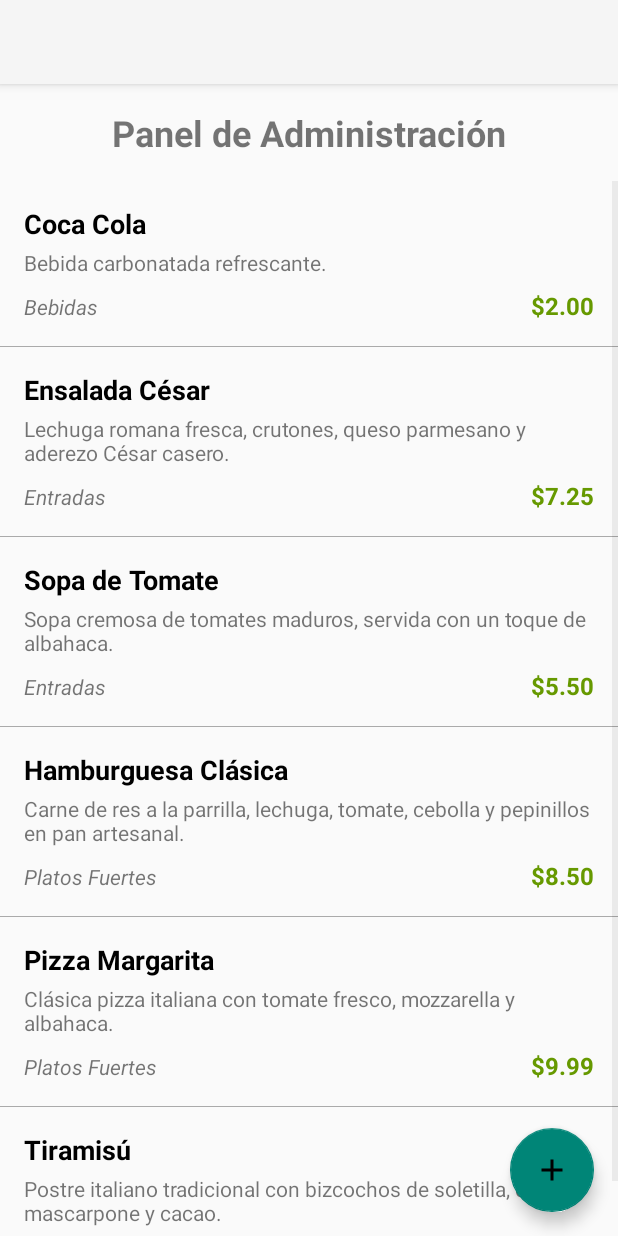
After one commit to IgnacioNavarrete11/SQLite, an Android app: the AdminActivity screen opened directly, with no data from a screen before it, on a phone screen of 412 x 824 dp. The commit adds this screen. Run offline under Robolectric (Android 15) with nearby library versions, the phone set to English and light mode, and no system bars.

Commit message:
Comentarios, admin y mejoras.

```diff
--- a/app/src/main/java/com/example/conexion/data/db/FoodDbHelper.java
+++ b/app/src/main/java/com/example/conexion/data/db/FoodDbHelper.java
@@ -3,6 +3,7 @@ package com.example.conexion.data.db;
 import android.content.ContentValues;
 import android.content.Context;
 import android.database.Cursor;
+import android.database.SQLException;
 import android.database.sqlite.SQLiteDatabase;
 import android.database.sqlite.SQLiteOpenHelper;
 import android.util.Log;
@@ -10,31 +11,49 @@ import android.util.Log;
 import com.example.conexion.data.db.TotalFoodContract.UserEntry;
 import com.example.conexion.data.db.TotalFoodContract.FoodEntry;
 
-public class FoodDbHelper extends SQLiteOpenHelper {
+//DBhelper es como un guardian y administrador de la base de datos, ejecutando los comandos SQL y gestinando los archivos
 
-    public static final int DATABASE_VERSION = 1;
+public class FoodDbHelper extends SQLiteOpenHelper { //hereda una clase de android que ya sabe CURD de SQLite
+
+    public static final int DATABASE_VERSION = 2; // se sube la versión para forzar onUpgrade/recreación
     public static final String DATABASE_NAME = "MenuApp.db";
 
     private static final String TAG = "FoodDbHelper";
 
-    public FoodDbHelper(Context context) {
+    public FoodDbHelper(Context context) { //funciona como constructor de la info necesaria de allí su nombre
         super(context, DATABASE_NAME, null, DATABASE_VERSION);
     }
 
     @Override
     public void onCreate(SQLiteDatabase db) {
+        try {
+            Log.d(TAG, "Creando tablas...");
             db.execSQL(UserEntry.SQL_CREATE_TABLE);
+            Log.d(TAG, "Tabla Users creada.");
             db.execSQL(FoodEntry.SQL_CREATE_TABLE);
+            Log.d(TAG, "Tabla Alimentos creada.");
+
             insertSampleFoodData(db);
+            Log.d(TAG, "Datos de ejemplo para alimentos insertados.");
 
+            // --- NUEVA LLAMADA PARA CREAR EL ADMIN ---
+            createDefaultAdmin(db);
+
+        } catch (SQLException e) {
+            Log.e(TAG, "Error al crear la base de datos o insertar datos iniciales: " + e.getMessage());
         }
-
+    }
 
     @Override
     public void onUpgrade(SQLiteDatabase db, int oldVersion, int newVersion) {
+        Log.w(TAG, "Actualizando base de datos de la versión " + oldVersion + " a " + newVersion + ". Se borrarán los datos antiguos.");
+        try {
             db.execSQL(UserEntry.SQL_DELETE_TABLE);
             db.execSQL(FoodEntry.SQL_DELETE_TABLE);
             onCreate(db);
+        } catch (SQLException e) {
+            Log.e(TAG, "Error al actualizar la base de datos: " + e.getMessage());
+        }
     }
 
     @Override
@@ -42,18 +61,47 @@ public class FoodDbHelper extends SQLiteOpenHelper {
         onUpgrade(db, oldVersion, newVersion);
     }
 
+    private void createDefaultAdmin(SQLiteDatabase db) {
+        ContentValues adminValues = new ContentValues();
+        adminValues.put(UserEntry.COLUMN_NAME_USERNAME, "admin");
+        adminValues.put(UserEntry.COLUMN_NAME_PASSWORD_HASH, "admin123"); // Contraseña para pruebas
+        adminValues.put(UserEntry.COLUMN_NAME_IS_ADMIN, 1); // Marcar como administrador
+        db.insert(UserEntry.TABLE_NAME, null, adminValues);
+        Log.d(TAG, "Usuario administrador por defecto creado.");
+    }
+
+    public boolean isAdmin(String username) {
+        SQLiteDatabase db = this.getReadableDatabase();
+        Cursor cursor = null;
+        try {
+            String query = "SELECT " + UserEntry.COLUMN_NAME_IS_ADMIN + " FROM " +
+                    UserEntry.TABLE_NAME + " WHERE " + UserEntry.COLUMN_NAME_USERNAME + " = ?";
+            cursor = db.rawQuery(query, new String[]{username});
+            if (cursor != null && cursor.moveToFirst()) {
+                int isAdmin = cursor.getInt(cursor.getColumnIndexOrThrow(UserEntry.COLUMN_NAME_IS_ADMIN));
+                return isAdmin == 1;
+            }
+        } catch (Exception e) {
+            Log.e(TAG, "Error en isAdmin: " + e.getMessage());
+        } finally {
+            if (cursor != null) {
+                cursor.close();
+            }
+        }
+        return false;
+    }
+
     public boolean addUser(String username, String password, String email) {
         SQLiteDatabase db = this.getWritableDatabase();
         ContentValues values = new ContentValues();
         values.put(UserEntry.COLUMN_NAME_USERNAME, username);
-
         values.put(UserEntry.COLUMN_NAME_PASSWORD_HASH, password);
         if (email != null && !email.isEmpty()) {
             values.put(UserEntry.COLUMN_NAME_EMAIL, email);
         }
 
         long newRowId = db.insert(UserEntry.TABLE_NAME, null, values);
-        return (newRowId == -1);
+        return newRowId != -1;
     }
 
     public boolean checkUser(String username, String password) {
@@ -62,7 +110,8 @@ public class FoodDbHelper extends SQLiteOpenHelper {
         String selection = UserEntry.COLUMN_NAME_USERNAME + " = ?" + " and " + UserEntry.COLUMN_NAME_PASSWORD_HASH + " = ?";
         String[] selectionArgs = {username, password};
         Cursor cursor = null;
-        try { cursor = db.query(UserEntry.TABLE_NAME, columns, selection, selectionArgs, null, null, null);
+        try {
+            cursor = db.query(UserEntry.TABLE_NAME, columns, selection, selectionArgs, null, null, null);
             int count = cursor.getCount();
             Log.d(TAG, "checkUser: Usuario '" + username + "' encontrado: " + (count > 0));
             return count > 0;
@@ -90,7 +139,6 @@ public class FoodDbHelper extends SQLiteOpenHelper {
         return db.insert(FoodEntry.TABLE_NAME, null, values);
     }
 
-
     public Cursor getAllFoodItems() {
         SQLiteDatabase db = this.getReadableDatabase();
         String[] projection = {
@@ -103,7 +151,6 @@ public class FoodDbHelper extends SQLiteOpenHelper {
         };
         String sortOrder = FoodEntry.COLUMN_NAME_CATEGORIA + " ASC, " + FoodEntry.COLUMN_NAME_NOMBRE + " ASC";
         return db.query(FoodEntry.TABLE_NAME, projection, null, null, null, null, sortOrder);
-
     }
 
     public int updateFoodItem(long id, String nombre, String descripcion, double precio, String categoria, String imagePath) {
@@ -120,11 +167,12 @@ public class FoodDbHelper extends SQLiteOpenHelper {
         String[] selectionArgs = {String.valueOf(id)};
         return db.update(FoodEntry.TABLE_NAME, values, selection, selectionArgs);
     }
+
     public int deleteFoodItem(long id) {
         SQLiteDatabase db = this.getWritableDatabase();
         String selection = FoodEntry._ID + "= ?";
         String [] selectionArgs = {String.valueOf(id)};
-return db.delete(FoodEntry.SQL_CREATE_TABLE, selection, selectionArgs);
+        return db.delete(FoodEntry.TABLE_NAME, selection, selectionArgs);
     }
 
     private void insertSampleFoodData(SQLiteDatabase db) {
@@ -147,6 +195,4 @@ return db.delete(FoodEntry.SQL_CREATE_TABLE, selection, selectionArgs);
         }
         db.insert(FoodEntry.TABLE_NAME, null, values);
     }
-
-
 }
--- a/app/src/main/java/com/example/conexion/ui/FoodCursorAdapter.java
+++ b/app/src/main/java/com/example/conexion/ui/FoodCursorAdapter.java
@@ -1,7 +1,9 @@
+// Ubicación: com.example.conexion.ui/FoodCursorAdapter.java
 package com.example.conexion.ui;
 
 import android.content.Context;
 import android.database.Cursor;
+import android.util.Log;
 import android.view.LayoutInflater;
 import android.view.View;
 import android.view.ViewGroup;
@@ -12,41 +14,93 @@ import com.example.conexion.data.db.TotalFoodContract.FoodEntry;
 import java.text.NumberFormat;
 import java.util.Locale;
 
+/**
+ * La clase FoodCursorAdapter actúa como un intermediario entre los datos
+ * provenientes de un Cursor (resultado de una consulta a la base de datos)
+ * y una ListView que necesita mostrar esos datos de forma visual.
+ * Su función es crear y poblar cada una de las filas de la lista.
+ */
 public class FoodCursorAdapter extends CursorAdapter {
 
+    // --- Variables de la Clase ---
+
+    // Un objeto LayoutInflater es una herramienta estándar de Android para
+    // instanciar un archivo de layout XML en sus correspondientes objetos View.
     private LayoutInflater inflater;
+
+    // Un objeto NumberFormat para dar un formato de moneda a los valores numéricos
+    // del precio, adaptándose a la configuración regional del dispositivo.
     private NumberFormat currencyFormatter;
 
+
+    // --- Constructor ---
+    // Se invoca al crear una instancia de este adaptador desde una Activity.
     public FoodCursorAdapter(Context context, Cursor c) {
+        // Se llama al constructor de la superclase (CursorAdapter).
+        // El parámetro '0' indica que no se usarán flags especiales. La gestión
+        // del ciclo de vida del Cursor se realizará mediante el método changeCursor().
         super(context, c, 0);
-        inflater = LayoutInflater.from(context);
-        currencyFormatter = NumberFormat.getCurrencyInstance(Locale.getDefault());
+
+        // Se inicializa el LayoutInflater a partir del contexto proporcionado.
+        this.inflater = LayoutInflater.from(context);
+
+        // Se inicializa el formateador de moneda. Locale.getDefault() asegura que
+        // el formato (ej. puntos vs. comas, símbolo de moneda) sea el correcto
+        // para el usuario final, según la configuración de su dispositivo.
+        this.currencyFormatter = NumberFormat.getCurrencyInstance(Locale.getDefault());
     }
 
+
+    // --- newView: Creación de la Estructura de una Fila ---
+    // La ListView invoca este método cuando necesita crear una nueva vista de fila.
+    // Esto ocurre para las primeras filas visibles hasta que la pantalla se llena.
+    // Posteriormente, el sistema recicla estas vistas para optimizar el rendimiento.
     @Override
     public View newView(Context context, Cursor cursor, ViewGroup parent) {
+        // Se utiliza el LayoutInflater para crear una nueva jerarquía de vistas a partir
+        // del layout 'activity_item_food.xml'. El resultado es una vista de fila
+        // estructuralmente completa, pero todavía sin datos.
         return inflater.inflate(R.layout.activity_item_food, parent, false);
     }
 
+
+    // --- bindView: Vinculación de Datos a una Fila ---
+    // La ListView invoca este método para poblar una vista de fila (ya sea nueva o reciclada)
+    // con los datos correspondientes a una posición específica del Cursor.
     @Override
     public void bindView(View view, Context context, Cursor cursor) {
+        // PASO 1: Obtener referencias a los componentes de la interfaz de la fila.
+        // Se utiliza 'view.findViewById()' para buscar los TextViews dentro de la
+        // vista de la fila proporcionada.
         TextView textViewName = view.findViewById(R.id.textViewFoodName);
         TextView textViewDescription = view.findViewById(R.id.textViewFoodDescription);
         TextView textViewCategory = view.findViewById(R.id.textViewFoodCategory);
         TextView textViewPrice = view.findViewById(R.id.textViewFoodPrice);
 
         try {
+            // PASO 2: Extraer datos del Cursor.
+            // El objeto Cursor ya está posicionado en la fila correcta. Se extraen los
+            // valores de cada columna usando las constantes definidas en TotalFoodContract
+            // para garantizar la seguridad y evitar errores de tipeo.
             String name = cursor.getString(cursor.getColumnIndexOrThrow(FoodEntry.COLUMN_NAME_NOMBRE));
             String description = cursor.getString(cursor.getColumnIndexOrThrow(FoodEntry.COLUMN_NAME_DESCRIPCION));
             String category = cursor.getString(cursor.getColumnIndexOrThrow(FoodEntry.COLUMN_NAME_CATEGORIA));
             double price = cursor.getDouble(cursor.getColumnIndexOrThrow(FoodEntry.COLUMN_NAME_PRECIO));
 
+            // PASO 3: Asignar los datos a las vistas.
+            // Los datos extraídos se establecen como el contenido de los TextViews.
             textViewName.setText(name);
             textViewDescription.setText(description);
             textViewCategory.setText(category);
+
+            // El precio se formatea como moneda antes de ser mostrado.
             textViewPrice.setText(currencyFormatter.format(price));
+
         } catch (IllegalArgumentException e) {
-            android.util.Log.e("FoodCursorAdapter", "Error al obtener columna: " + e.getMessage());
+            // Este bloque catch maneja una excepción que ocurriría si una columna
+            // solicitada no existiera en el Cursor, indicando un error en la consulta
+            // a la base de datos. Se registra el error para facilitar la depuración.
+            Log.e("FoodCursorAdapter", "Error al obtener columna del cursor: " + e.getMessage());
         }
     }
 }
--- /dev/null
+++ b/app/src/main/res/drawable/baseline_add_24.xml
@@ -0,0 +1,5 @@
+<vector xmlns:android="http://schemas.android.com/apk/res/android" android:height="24dp" android:tint="#000000" android:viewportHeight="24" android:viewportWidth="24" android:width="24dp">
+
+    <path android:fillColor="@android:color/white" android:pathData="M19,13h-6v6h-2v-6H5v-2h6V5h2v6h6v2z"/>
+
+</vector>
--- /dev/null
+++ b/app/src/main/res/layout/activity_admin.xml
@@ -0,0 +1,36 @@
+<?xml version="1.0" encoding="utf-8"?>
+<RelativeLayout xmlns:android="http://schemas.android.com/apk/res/android"
+    xmlns:tools="http://schemas.android.com/tools"
+    android:layout_width="match_parent"
+    android:layout_height="match_parent"
+    tools:context=".ui.AdminActivity">
+
+    <TextView
+        android:id="@+id/textViewAdminTitle"
+        android:layout_width="match_parent"
+        android:layout_height="wrap_content"
+        android:text="Panel de Administración"
+        android:textSize="24sp"
+        android:textStyle="bold"
+        android:gravity="center"
+        android:padding="16dp"/>
+
+    <ListView
+        android:id="@+id/listViewAdminFood"
+        android:layout_width="match_parent"
+        android:layout_height="match_parent"
+        android:layout_below="@id/textViewAdminTitle"
+        android:divider="@android:color/darker_gray"
+        android:dividerHeight="0.5dp"/>
+
+    <com.google.android.material.floatingactionbutton.FloatingActionButton
+        android:id="@+id/fabAddFood"
+        android:layout_width="wrap_content"
+        android:layout_height="wrap_content"
+        android:layout_alignParentEnd="true"
+        android:layout_alignParentBottom="true"
+        android:layout_margin="16dp"
+        android:src="@drawable/baseline_add_24"
+        android:contentDescription="Añadir nuevo plato"/>
+
+</RelativeLayout>
--- a/app/src/main/res/layout/activity_login.xml
+++ b/app/src/main/res/layout/activity_login.xml
@@ -1,6 +1,5 @@
 <?xml version="1.0" encoding="utf-8"?>
 <LinearLayout xmlns:android="http://schemas.android.com/apk/res/android"
-    xmlns:app="http://schemas.android.com/apk/res-auto"
     xmlns:tools="http://schemas.android.com/tools"
     android:layout_width="match_parent"
     android:layout_height="match_parent"
--- a/app/src/main/res/layout/activity_main_menu.xml
+++ b/app/src/main/res/layout/activity_main_menu.xml
@@ -1,6 +1,5 @@
 <?xml version="1.0" encoding="utf-8"?>
 <LinearLayout xmlns:android="http://schemas.android.com/apk/res/android"
-    xmlns:app="http://schemas.android.com/apk/res-auto"
     xmlns:tools="http://schemas.android.com/tools"
     android:layout_width="match_parent"
     android:layout_height="match_parent"
```
Also changed, not shown: app/src/main/AndroidManifest.xml (+19 -1 lines), app/src/main/java/com/example/conexion/MainActivity.java (+5 -12 lines), app/src/main/java/com/example/conexion/data/db/TotalFoodContract.java (+18 -4 lines), app/src/main/java/com/example/conexion/ui/AdminActivity.java (added, +167 -0 lines), app/src/main/java/com/example/conexion/ui/LoginActivity.java (+13 -4 lines), app/src/main/java/com/example/conexion/ui/MainMenuActivity.java (+1 -13 lines), app/src/main/res/layout/activity_main.xml (+4 -18 lines), app/src/main/res/layout/dialog_food_editor.xml (added, +36 -0 lines). Lines whose indentation alone changed are shown as unchanged.
